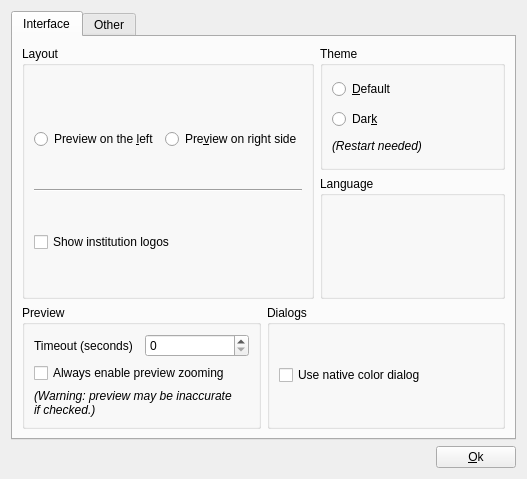
Before: the Qt Designer form gmic-qt/ui/dialogsettings.ui in amyspark/gmic, drawn with Qt 5.
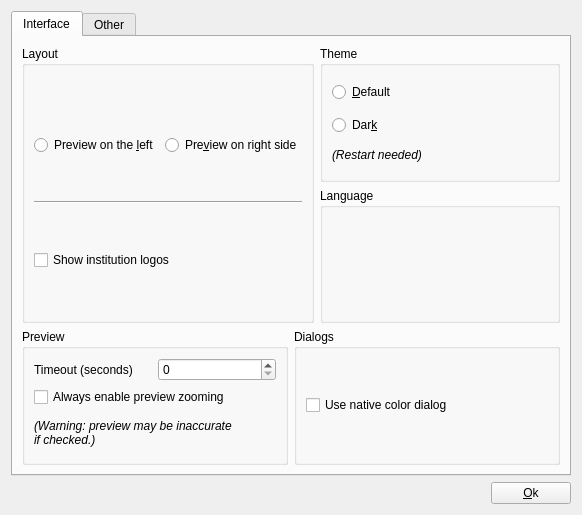
After: the same form once the commit is applied. Icons and pictures are not drawn. Custom widgets are drawn as their Qt base class.

Patch:
```diff
--- a/gmic-qt/ui/dialogsettings.ui
+++ b/gmic-qt/ui/dialogsettings.ui
@@ -6,8 +6,8 @@
    <rect>
     <x>0</x>
     <y>0</y>
-    <width>527</width>
-    <height>479</height>
+    <width>582</width>
+    <height>515</height>
    </rect>
   </property>
   <property name="windowTitle">
```
